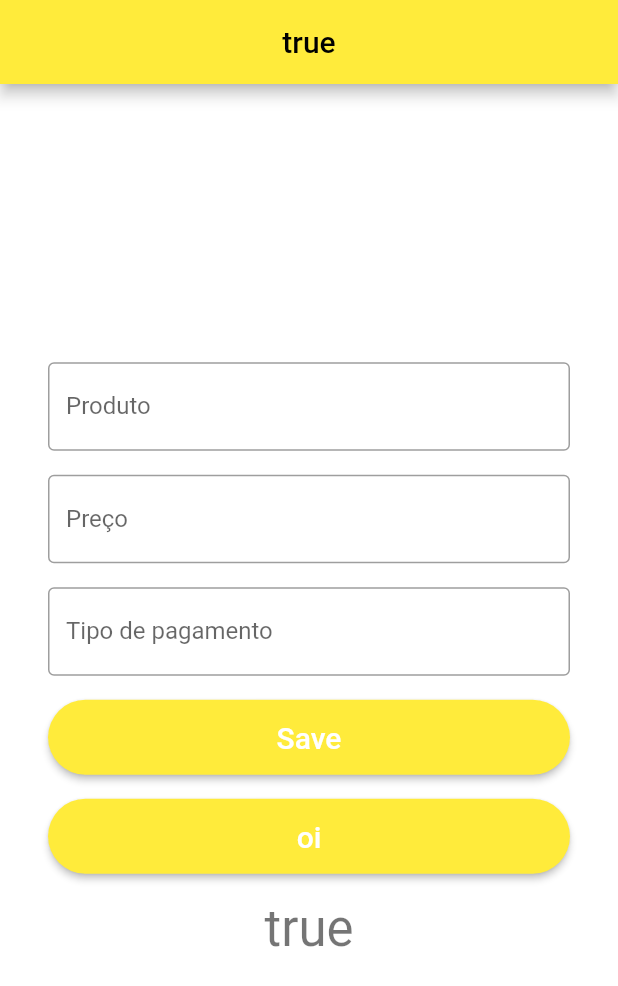
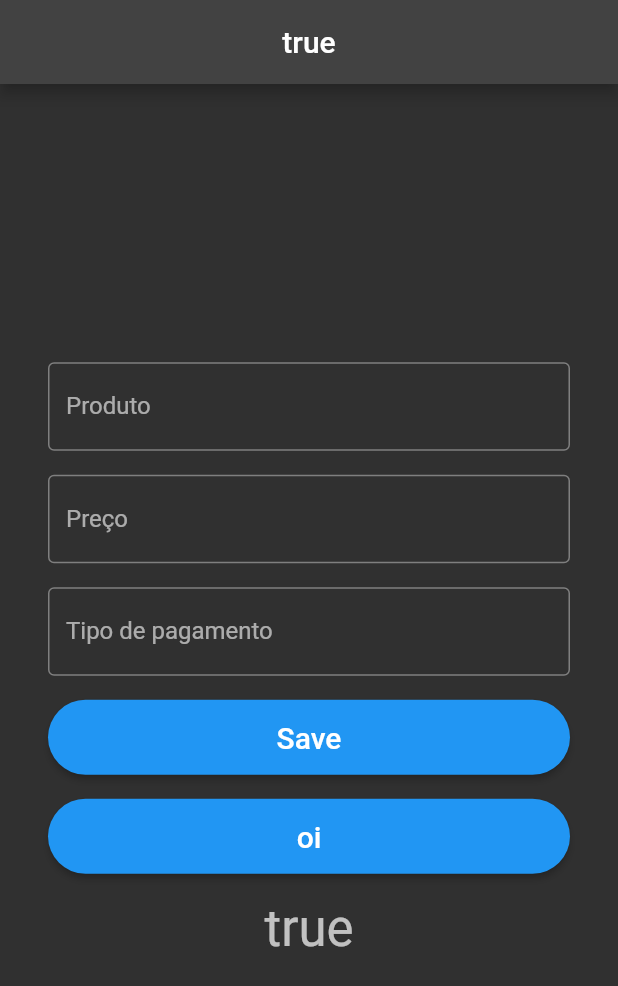
Before and after one commit to lucasfdelis/flutter-google-sheets, a Flutter app: the screen it shows after launch, on a phone screen of 412 x 824 dp. Shown: the top 986 px of the screen. Run offline on Flutter 3.47's test engine with Material 2 defaults, Android fonts, the phone set to English and light mode, and no system bars; our stand-ins replace flutter_mobx, mobx; missing offline and left inert: gsheets; generated files the repository leaves out were written again; key blocks and very long unbroken strings in the code were emptied for the run.

Commit message:
Teste usando o ThemeData.dark()

```diff
--- a/lib/main.dart
+++ b/lib/main.dart
@@ -32,8 +32,7 @@ class MyApp extends StatelessWidget {
         builder: (_) => MaterialApp(
           debugShowCheckedModeBanner: false,
           title: 'oi',
-          theme: ThemeData(
-              primarySwatch: store.clicado ? Colors.yellow : Colors.blue),
+          theme: ThemeData.dark(),
           home: CreateSheetsPage(),
         ),
       ),
--- a/lib/page/create_sheets_page.dart
+++ b/lib/page/create_sheets_page.dart
@@ -21,7 +21,7 @@ class CreateSheetsPage extends StatelessWidget {
         body: Container(
           alignment: Alignment.center,
           padding: EdgeInsets.all(32),
-          color: store.clicado ? Colors.white : Colors.black12,
+          // color: store.clicado ? Colors.white : Colors.black12,
           child: UserFormWidget(
             onSavedUser: (user) async {
               await UserSheetsApi.insert([user.toJson()]);
```
